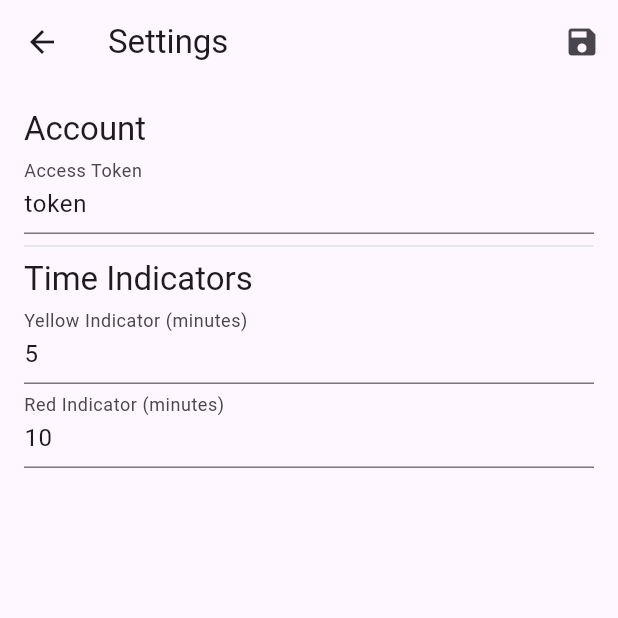
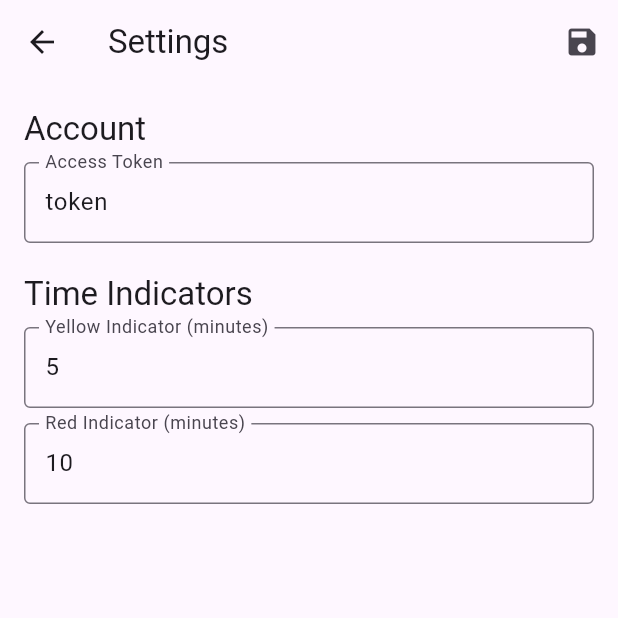
Before and after one commit to thefakhreddin/custom_kds, a Flutter app: the screen it shows after launch, after a tap on the "settings" icon, on a phone screen of 412 x 824 dp, the top half of it. Run offline on Flutter 3.47's test engine with Material 3 defaults, Android fonts, the phone set to English and light mode, and no system bars; our stand-ins replace shared_preferences; network calls fail.

Commit message:
setting page modified

```diff
--- a/lib/screens/settings_page.dart
+++ b/lib/screens/settings_page.dart
@@ -38,7 +38,6 @@ class _SettingsPageState extends State<SettingsPage> {
     widget.onTokenChanged(); // Notify that settings have changed
   }
 
-  @override
   Widget build(BuildContext context) {
     return Scaffold(
       appBar: AppBar(
@@ -55,17 +54,32 @@ class _SettingsPageState extends State<SettingsPage> {
         child: Column(
           crossAxisAlignment: CrossAxisAlignment.start,
           children: [
-            Text('Account', style: Theme.of(context).textTheme.headline6),
+            Padding(
+              padding: const EdgeInsets.only(bottom: 8.0),
+              child:
+                  Text('Account', style: Theme.of(context).textTheme.headline6),
+            ),
             TextField(
               controller: _tokenController,
-              decoration: InputDecoration(labelText: 'Access Token'),
+              decoration: InputDecoration(
+                labelText: 'Access Token',
+                border:
+                    OutlineInputBorder(), // Adds border around the TextField
+                contentPadding: EdgeInsets.symmetric(
+                    horizontal: 10,
+                    vertical: 15), // Padding inside the TextField
+              ),
               onSubmitted: (value) => _saveSettings(),
             ),
-            Divider(color: Colors.grey[300], thickness: 1),
-            Text('Time Indicators',
-                style: Theme.of(context).textTheme.headline6),
+            SizedBox(height: 20), // Spacing between sections
+            Padding(
+              padding: const EdgeInsets.only(bottom: 8.0),
+              child: Text('Time Indicators',
+                  style: Theme.of(context).textTheme.headline6),
+            ),
             _buildNumericInput(
                 'Yellow Indicator (minutes)', _timeYellowController),
+            SizedBox(height: 10), // Spacing between fields
             _buildNumericInput('Red Indicator (minutes)', _timeRedController),
           ],
         ),
@@ -78,12 +92,11 @@ class _SettingsPageState extends State<SettingsPage> {
       controller: controller,
       decoration: InputDecoration(
         labelText: label,
+        border: OutlineInputBorder(),
+        contentPadding: EdgeInsets.symmetric(horizontal: 10, vertical: 15),
       ),
       keyboardType: TextInputType.number,
-      onSubmitted: (value) {
-        _saveSettings();
-        FocusScope.of(context).unfocus(); // Hide the keyboard after input
-      },
+      onSubmitted: (value) => _saveSettings(),
     );
   }
 }
```
